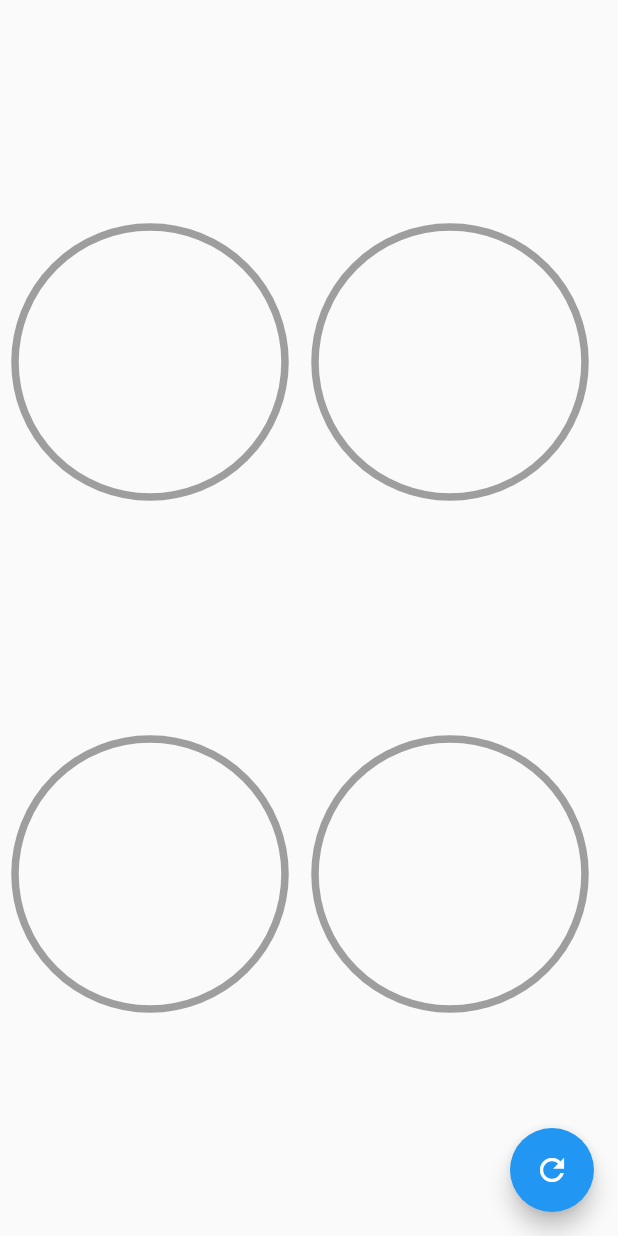
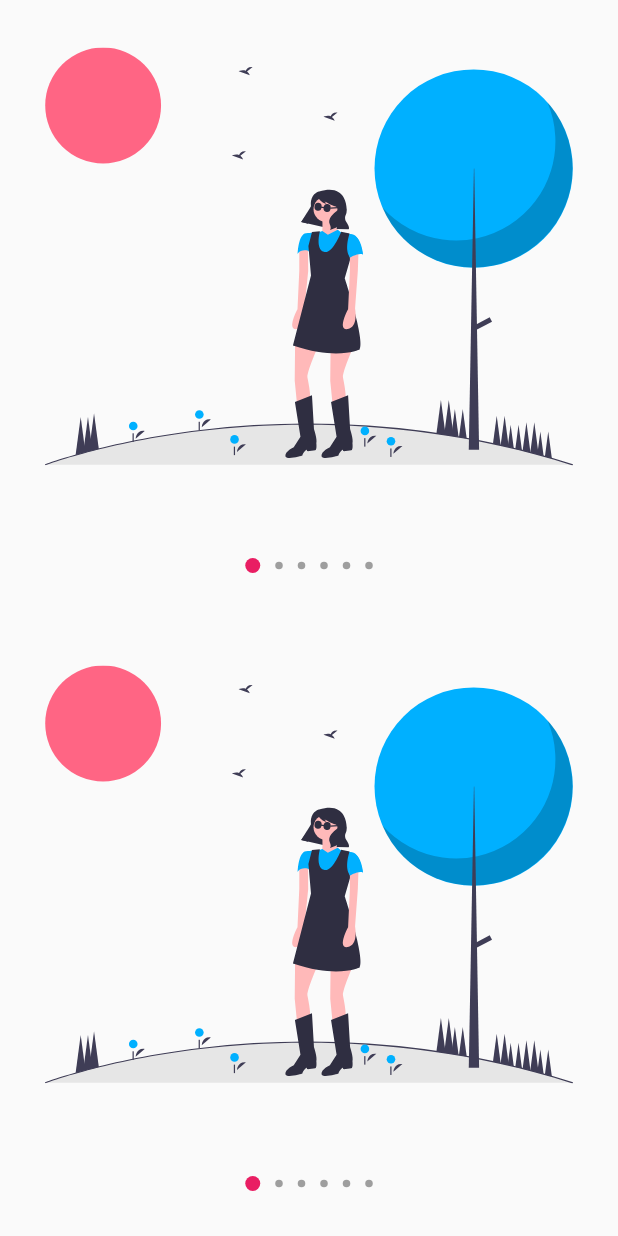
Before and after one commit to tomassasovsky/Flutter-Intermediate-Course, a Flutter app: the screen it shows after launch, on a phone screen of 412 x 824 dp. Run offline on Flutter 3.47's test engine with Material 2 defaults, Android fonts, the phone set to English and light mode, and no system bars; our stand-ins replace flutter_svg.

Commit message:
Fourth Section

```diff
--- a/lib/main.dart
+++ b/lib/main.dart
@@ -1,6 +1,6 @@
 import 'package:flutter/material.dart';
 
-import 'package:designs/src/pages/circular_graphics_page.dart';
+import 'package:designs/src/pages/slideshow_page.dart';
 
 void main() => runApp(MyApp());
 
@@ -10,7 +10,7 @@ class MyApp extends StatelessWidget {
     return MaterialApp(
       title: 'Designs',
       debugShowCheckedModeBanner: false,
-      home: CircularGraphicsPage(),
+      home: SlideshowPage(),
     );
   }
 }
--- /dev/null
+++ b/lib/src/models/slider_model.dart
@@ -0,0 +1,12 @@
+import 'package:flutter/material.dart';
+
+class SliderModel with ChangeNotifier {
+  double _currentPage = 0;
+
+
+  double get currentPage => this._currentPage;
+  set currentPage(double value) {
+    this._currentPage = value;
+    notifyListeners();
+  }
+}
--- /dev/null
+++ b/lib/src/pages/slideshow_page.dart
@@ -0,0 +1,44 @@
+import 'package:designs/src/widgets/slideshow.dart';
+import 'package:flutter/material.dart';
+import 'package:flutter_svg/svg.dart';
+
+class SlideshowPage extends StatelessWidget {
+  @override
+  Widget build(BuildContext context) {
+    return Scaffold(
+      body: Column(
+        children: [
+          Expanded(
+            child: MySlideshow(),
+          ),
+          Expanded(
+            child: MySlideshow(),
+          ),
+        ],
+      ),
+    );
+  }
+}
+
+class MySlideshow extends StatelessWidget {
+  const MySlideshow({
+    Key? key,
+  }) : super(key: key);
+
+  @override
+  Widget build(BuildContext context) {
+    return Slideshow(
+      primaryBullet: 10,
+      secondaryBullet: 5,
+      primaryColor: Colors.pink,
+      children: [
+        SvgPicture.asset('assets/svg/slide-1.svg'),
+        SvgPicture.asset('assets/svg/slide-2.svg'),
+        SvgPicture.asset('assets/svg/slide-3.svg'),
+        SvgPicture.asset('assets/svg/slide-4.svg'),
+        SvgPicture.asset('assets/svg/slide-5.svg'),
+        SvgPicture.asset('assets/svg/slide-6.svg'),
+      ],
+    );
+  }
+}
--- /dev/null
+++ b/lib/src/widgets/slideshow.dart
@@ -0,0 +1,210 @@
+import 'package:flutter/material.dart';
+import 'package:provider/provider.dart';
+
+class Slideshow extends StatelessWidget {
+  final List<Widget> children;
+  final bool dotsUp;
+  final Color primaryColor;
+  final Color secondaryColor;
+  final double primaryBullet;
+  final double secondaryBullet;
+
+  const Slideshow({
+    Key? key,
+    required this.children,
+    this.dotsUp = false,
+    this.primaryColor = Colors.blue,
+    this.secondaryColor = Colors.grey,
+    this.primaryBullet = 15.0,
+    this.secondaryBullet = 10.0,
+  }) : super(key: key);
+
+  @override
+  Widget build(BuildContext context) {
+    return ChangeNotifierProvider(
+      create: (_) => _SlideShowModel(),
+      child: SafeArea(
+        child: Center(
+          child: Builder(
+            builder: (context) {
+              Provider.of<_SlideShowModel>(context, listen: false).primaryColor = this.primaryColor;
+              Provider.of<_SlideShowModel>(context, listen: false).secondaryColor = this.secondaryColor;
+              Provider.of<_SlideShowModel>(context, listen: false).primaryBullet = this.primaryBullet;
+              Provider.of<_SlideShowModel>(context, listen: false).secondaryBullet = this.secondaryBullet;
+
+              return SlideshowStructure(
+                dotsUp: dotsUp,
+                children: children,
+              );
+            },
+          ),
+        ),
+      ),
+    );
+  }
+}
+
+class SlideshowStructure extends StatelessWidget {
+  const SlideshowStructure({
+    Key? key,
+    required this.dotsUp,
+    required this.children,
+  }) : super(key: key);
+
+  final bool dotsUp;
+  final List<Widget> children;
+
+  @override
+  Widget build(BuildContext context) {
+    return Column(
+      children: [
+        if (this.dotsUp) _Dots(this.children.length),
+        Expanded(
+          child: _Slides(
+            children: this.children,
+          ),
+        ),
+        if (!this.dotsUp) _Dots(this.children.length),
+      ],
+    );
+  }
+}
+
+class _Slides extends StatefulWidget {
+  final List<Widget> children;
+
+  const _Slides({Key? key, required this.children}) : super(key: key);
+  @override
+  __SlidesState createState() => __SlidesState();
+}
+
+class __SlidesState extends State<_Slides> {
+  final pageViewController = PageController();
+
+  @override
+  void initState() {
+    super.initState();
+    pageViewController.addListener(() {
+      Provider.of<_SlideShowModel>(context, listen: false).currentPage = pageViewController.page!;
+    });
+  }
+
+  @override
+  void dispose() {
+    pageViewController.dispose();
+    super.dispose();
+  }
+
+  @override
+  Widget build(BuildContext context) {
+    return Container(
+      child: PageView.builder(
+        controller: pageViewController,
+        physics: BouncingScrollPhysics(),
+        itemCount: widget.children.length,
+        itemBuilder: (context, index) {
+          return _Slide(widget.children[index]);
+        },
+      ),
+    );
+  }
+}
+
+class _Slide extends StatelessWidget {
+  final Widget child;
+  const _Slide(this.child, {Key? key}) : super(key: key);
+
+  @override
+  Widget build(BuildContext context) {
+    return Container(
+      width: double.infinity,
+      height: double.infinity,
+      padding: EdgeInsets.all(30),
+      child: child,
+    );
+  }
+}
+
+class _Dots extends StatelessWidget {
+  final int length;
+
+  const _Dots(this.length, {Key? key}) : super(key: key);
+  @override
+  Widget build(BuildContext context) {
+    return Container(
+      width: double.infinity,
+      height: 70,
+      child: Row(
+        mainAxisAlignment: MainAxisAlignment.center,
+        children: List.generate(length, (index) => _Dot(index)),
+      ),
+    );
+  }
+}
+
+class _Dot extends StatelessWidget {
+  final int index;
+
+  const _Dot(this.index, {Key? key}) : super(key: key);
+
+  @override
+  Widget build(BuildContext context) {
+    final slideShowModel = Provider.of<_SlideShowModel>(context);
+    final bulletSize;
+    final color;
+
+    if (slideShowModel.currentPage >= this.index - .5 && slideShowModel.currentPage < this.index + .5) {
+      bulletSize = slideShowModel.primaryBullet;
+      color = slideShowModel.primaryColor;
+    } else {
+      bulletSize = slideShowModel.secondaryBullet;
+      color = slideShowModel.secondaryColor;
+    }
+
+    return AnimatedContainer(
+      height: bulletSize,
+      width: bulletSize,
+      margin: EdgeInsets.symmetric(horizontal: 5),
+      decoration: BoxDecoration(
+        color: color,
+        shape: BoxShape.circle,
+      ),
+      duration: Duration(milliseconds: 300),
+      curve: Curves.bounceInOut,
+    );
+  }
+}
+
+class _SlideShowModel with ChangeNotifier {
+  double _currentPage = 0;
+  Color _primaryColor = Colors.blue;
+  Color _secondaryColor = Colors.grey;
+  double _primaryBullet = 15.0;
+  double _secondaryBullet = 10.0;
+
+  double get currentPage => this._currentPage;
+  set currentPage(double value) {
+    this._currentPage = value;
+    notifyListeners();
+  }
+
+  Color get primaryColor => this._primaryColor;
+  set primaryColor(Color color) {
+    this._primaryColor = color;
+  }
+
+  Color get secondaryColor => this._secondaryColor;
+  set secondaryColor(Color color) {
+    this._secondaryColor = color;
+  }
+
+  double get primaryBullet => this._primaryBullet;
+  set primaryBullet(double value) {
+    this._primaryBullet = value;
+  }
+
+  double get secondaryBullet => this._secondaryBullet;
+  set secondaryBullet(double value) {
+    this._secondaryBullet = value;
+  }
+}
```
Also changed, not shown: lib/src/labs/slideshow_page.dart (added, +121 -0 lines), pubspec.yaml (+5 -5 lines), assets/svg/slide-1.svg (added), assets/svg/slide-2.svg (added), assets/svg/slide-3.svg (added), assets/svg/slide-4.svg (added), assets/svg/slide-5.svg (added), assets/svg/slide-6.svg (added), pubspec.lock.
